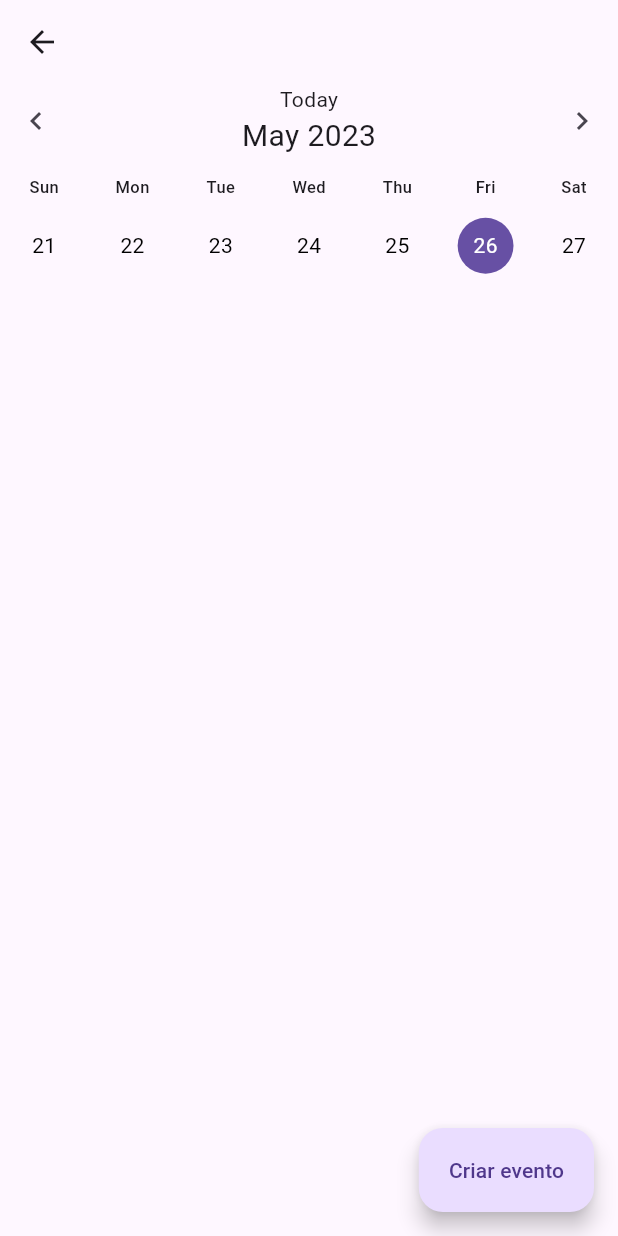
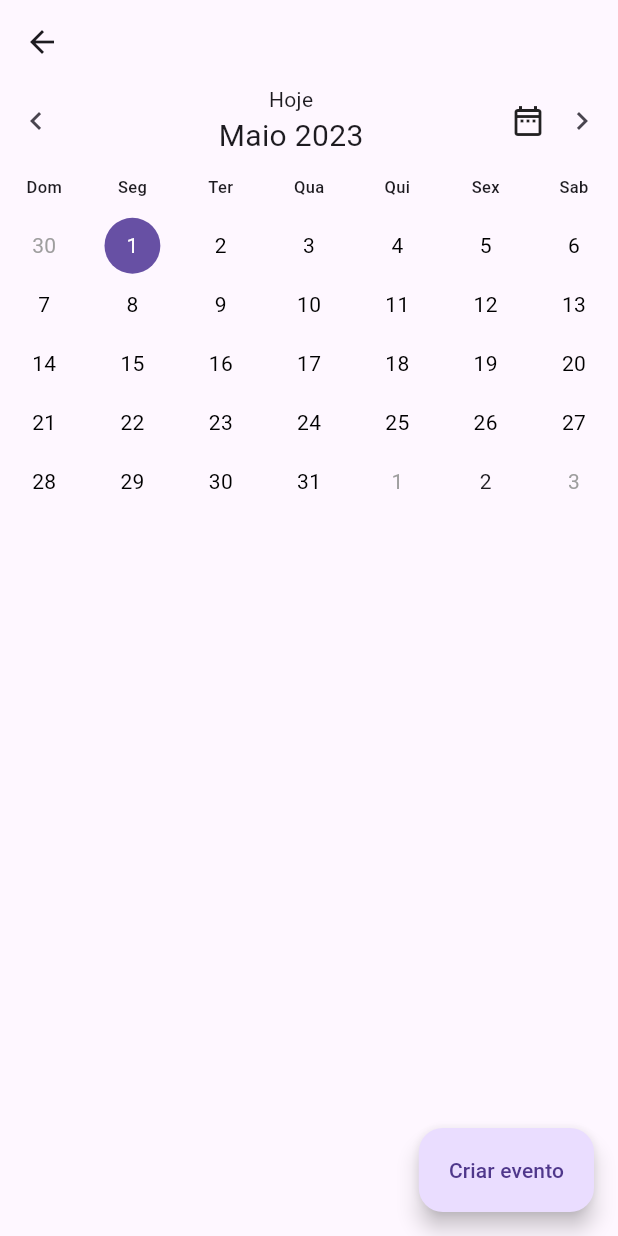
Before and after one commit to walex36/room_agenda, a Flutter app: the RoomInfoPage screen opened directly with empty values, after a tap on the "chevron left" icon, on a phone screen of 412 x 824 dp. Run offline on Flutter 3.47's test engine with Material 2 defaults, Android fonts, the phone set to English and light mode, and no system bars; our stand-ins replace cloud_firestore, firebase_core, flutter_modular; accounts and stored records are empty.

Commit message:
👔 create generaters type events

```diff
--- a/lib/src/features/rooms/controller/room_info_provider.dart
+++ b/lib/src/features/rooms/controller/room_info_provider.dart
@@ -1,4 +1,5 @@
 import 'package:flutter_modular/flutter_modular.dart';
+import 'package:room_agenda/src/features/rooms/enums/type_event_daily_enum.dart';
 
 import '../models/eventDaily.dart';
 import '../models/room.dart';
@@ -9,6 +10,7 @@ class RoomInfoProvider extends ChangeNotifier {
   final _fs = FirestoreService();
 
   late Room room;
+  late final List<EventDaily> listEventsFs;
   List<EventDaily> listEvents = [];
 
   bool showErrorCreateEvent = false;
@@ -20,9 +22,44 @@ class RoomInfoProvider extends ChangeNotifier {
       hashCompany: room.hashCompany,
       hashRoom: room.hash,
     );
-    listEvents = events;
+    listEventsFs = events;
 
+    generateListEvents();
     notifyListeners();
+  }
+
+  Future<void> generateListEvents() async {
+    final List<EventDaily> listReturn = [];
+    for (var h = 0; h < listEventsFs.length; h++) {
+      final event = listEventsFs[h];
+
+      if (event.type == TypeEventDaily.notRepeat) {
+        listReturn.add(event);
+      }
+      if (event.type == TypeEventDaily.daily) {
+        final int range = event.dateEnd.difference(event.dateStart).inDays;
+        for (var i = 0; i <= range; i++) {
+          listReturn.add(event.copyWith(
+            dateStart: event.dateStart.copyWith(
+              day: event.dateStart.day + i,
+            ),
+          ));
+        }
+      }
+      if (event.type == TypeEventDaily.weekly) {
+        final int weeklyRange =
+            (event.dateEnd.difference(event.dateStart).inDays / 7).truncate();
+
+        for (var i = 0; i <= weeklyRange; i++) {
+          listReturn.add(event.copyWith(
+            dateStart: event.dateStart.copyWith(
+              day: event.dateStart.day + (i * 7),
+            ),
+          ));
+        }
+      }
+    }
+    listEvents = listReturn;
   }
 
   void createEvent({required EventDaily eventDaily}) async {
--- a/lib/src/features/rooms/presetation/components/create_event_dialog.dart
+++ b/lib/src/features/rooms/presetation/components/create_event_dialog.dart
@@ -58,7 +58,7 @@ class _CreateEventDialogState extends State<CreateEventDialog> {
           title: Text(
             editEvent ? "Editar evento" : "Criar evento",
             textAlign: TextAlign.center,
-            style: TextStyle(
+            style: const TextStyle(
               color: Colors.black,
               fontWeight: FontWeight.bold,
               fontSize: 20,
--- a/lib/src/features/rooms/presetation/pages/room_info_page.dart
+++ b/lib/src/features/rooms/presetation/pages/room_info_page.dart
@@ -45,6 +45,8 @@ class _RoomInfoPageState extends State<RoomInfoPage> {
             label: const Text('Criar evento'),
           ),
           body: Calendar(
+            isExpanded: true,
+            datePickerType: DatePickerType.date,
             eventsList: provider.listEvents
                 .map((event) => NeatCleanCalendarEvent(
                       event.title,
--- a/packages/flutter_neat_and_clean_calendar/lib/date_utils.dart
+++ b/packages/flutter_neat_and_clean_calendar/lib/date_utils.dart
@@ -18,13 +18,13 @@ class Utils {
   static String apiDayFormat(DateTime d) => _apiDayFormat.format(d);
 
   static const List<String> weekdays = [
-    'Sun',
-    'Mon',
-    'Tue',
-    'Wed',
-    'Thu',
-    'Fri',
-    'Sat'
+    'Dom',
+    'Seg',
+    'Ter',
+    'Qua',
+    'Qui',
+    'Sex',
+    'Sab'
   ];
 
   /// The list of days in a given month
--- a/packages/flutter_neat_and_clean_calendar/lib/flutter_neat_and_clean_calendar.dart
+++ b/packages/flutter_neat_and_clean_calendar/lib/flutter_neat_and_clean_calendar.dart
@@ -100,9 +100,6 @@ class Calendar extends StatefulWidget {
   final DatePickerType? datePickerType;
   final bool hideArrows;
   final bool hideTodayIcon;
-  @Deprecated(
-      'Use `eventsList` instead. Will be removed in NeatAndCleanCalendar 0.4.0')
-  final Map<DateTime, List<NeatCleanCalendarEvent>>? events;
   final List<NeatCleanCalendarEvent>? eventsList;
   final Color? defaultDayColor;
   final Color? defaultOutOfMonthDayColor;
@@ -110,8 +107,6 @@ class Calendar extends StatefulWidget {
   final Color? selectedTodayColor;
   final Color? todayColor;
   final String todayButtonText;
-  final String allDayEventText;
-  final String multiDayEndText;
   final Color? eventColor;
   final Color? eventDoneColor;
   final DateTime? initialDate;
@@ -141,7 +136,6 @@ class Calendar extends StatefulWidget {
     this.onEventLongPressed,
     this.hideBottomBar = false,
     this.isExpandable = false,
-    this.events,
     this.eventsList,
     this.dayBuilder,
     this.eventListBuilder,
@@ -153,15 +147,13 @@ class Calendar extends StatefulWidget {
     this.selectedColor,
     this.selectedTodayColor,
     this.todayColor,
-    this.todayButtonText = 'Today',
-    this.allDayEventText = 'All Day',
-    this.multiDayEndText = 'End',
+    this.todayButtonText = 'Hoje',
     this.eventColor,
     this.eventDoneColor,
     this.initialDate,
     this.isExpanded = false,
-    this.weekDays = const ['Sun', 'Mon', 'Tue', 'Wed', 'Thu', 'Fri', 'Sat'],
-    this.locale = 'en_US',
+    this.weekDays = const ['Dom', 'Seg', 'Ter', 'Qua', 'Qui', 'Sex', 'Sab'],
+    this.locale = 'pt_BR',
     this.startOnMonday = false,
     this.dayOfWeekStyle,
     this.bottomBarTextStyle,
@@ -207,7 +199,7 @@ class CalendarState extends State<Calendar> {
   /// renders its view. When this method executes, it fills the eventsMap with the contents of the
   /// given eventsList. This can be used to update the events shown by the calendar.
   void _updateEventsMap() {
-    eventsMap = widget.events ?? {};
+    eventsMap = {};
     // If the user provided a list of events, then convert it to a map, but only if there
     // was no map of events provided. To provide the events in form of a map is the way,
     // the library worked before the v0.3.x release. In v0.3.x the possibility to provide
@@ -219,9 +211,6 @@ class CalendarState extends State<Calendar> {
         widget.eventsList!.isNotEmpty &&
         eventsMap!.isEmpty) {
       for (var event in widget.eventsList!) {
-        final int range = event.endTime.difference(event.startTime).inDays;
-        // Event starts and ends on the same day.
-        if (range == 0) {
         List<NeatCleanCalendarEvent> dateList = eventsMap![DateTime(
                 event.startTime.year,
                 event.startTime.month,
@@ -230,56 +219,6 @@ class CalendarState extends State<Calendar> {
         // Just add the event to the list.
         eventsMap![DateTime(event.startTime.year, event.startTime.month,
             event.startTime.day)] = dateList..add(event);
-        } else {
-          for (var i = 0; i <= range; i++) {
-            List<NeatCleanCalendarEvent> dateList = eventsMap![DateTime(
-                    event.startTime.year,
-                    event.startTime.month,
-                    event.startTime.day + i)] ??
-                [];
-            // Iteration over the range (diferrence between start and end time in days).
-            NeatCleanCalendarEvent newEvent = NeatCleanCalendarEvent(
-                event.summary,
-                description: event.description,
-                location: event.location,
-                color: event.color,
-                isAllDay: event.isAllDay,
-                isDone: event.isDone,
-                // Multi-day events span over several days. They have a start time on the first day
-                // and an end time on the last day.  All-day events don't have a start time and end time
-                // So if an event ist an all-day event, the multi-day property gets set to false.
-                // If the event is not an all-day event, the multi-day property gets set to true, because
-                // the difference between
-                isMultiDay: event.isAllDay ? false : true,
-                // Event spans over several days, but entreis in the list can only cover one
-                // day, so the end date of one entry must be on the same day as the start.
-                multiDaySegement: MultiDaySegement.first,
-                startTime: DateTime(
-                    event.startTime.year,
-                    event.startTime.month,
-                    event.startTime.day + i,
-                    event.startTime.hour,
-                    event.startTime.minute),
-                endTime: DateTime(
-                    event.startTime.year,
-                    event.startTime.month,
-                    event.startTime.day + i,
-                    event.endTime.hour,
-                    event.endTime.minute));
-            if (i == 0) {
-              // First day of the event.
-              newEvent.multiDaySegement = MultiDaySegement.first;
-            } else if (i == range) {
-              // Last day of the event.
-              newEvent.multiDaySegement = MultiDaySegement.last;
-            } else {
-              // Middle day of the event.
-              newEvent.multiDaySegement = MultiDaySegement.middle;
-            }
-            eventsMap![DateTime(event.startTime.year, event.startTime.month,
-                event.startTime.day + i)] = dateList..add(newEvent);
-          }
-        }
       }
     }
     selectedMonthsDays = _daysInMonth(_selectedDate);
@@ -671,9 +610,7 @@ class CalendarState extends State<Calendar> {
                             child: Padding(
                               padding: const EdgeInsets.all(8.0),
                               // If the event is all day, then display the word "All day" with no time.
-                              child: event.isAllDay || event.isMultiDay
-                                  ? allOrMultiDayDayTimeWidget(event)
-                                  : singleDayTimeWidget(start, end),
+                              child: singleDayTimeWidget(start, end),
                             ),
                           )
                         ],
@@ -702,42 +639,6 @@ class CalendarState extends State<Calendar> {
     );
   }
 
-  Column allOrMultiDayDayTimeWidget(NeatCleanCalendarEvent event) {
-    String start = DateFormat('HH:mm').format(event.startTime).toString();
-    String end = DateFormat('HH:mm').format(event.endTime).toString();
-    if (event.isAllDay) {
-      return Column(
-        crossAxisAlignment: CrossAxisAlignment.end,
-        mainAxisAlignment: MainAxisAlignment.center,
-        children: [
-          Text(widget.allDayEventText,
-              style: Theme.of(context).textTheme.bodyLarge),
-        ],
-      );
-    }
-    if (event.multiDaySegement == MultiDaySegement.first) {
-      // The event begins on the selcted day.
-      // Just show the start time, no end time.
-      end = '';
-    } else if (event.multiDaySegement == MultiDaySegement.last) {
-      // The event ends on the selcted day.
-      // Just show the end time, no start time.
-      start = widget.multiDayEndText;
-    } else {
-      // The event spans multiple days.
-      start = widget.allDayEventText;
-      end = '';
-    }
-    return Column(
-      crossAxisAlignment: CrossAxisAlignment.end,
-      mainAxisAlignment: MainAxisAlignment.center,
-      children: [
-        Text(start, style: Theme.of(context).textTheme.bodyLarge),
-        Text(end, style: Theme.of(context).textTheme.bodyLarge),
-      ],
-    );
-  }
-
   @override
   Widget build(BuildContext context) {
     _updateEventsMap();
@@ -747,12 +648,6 @@ class CalendarState extends State<Calendar> {
     // Slightly inexxficient, to do this sort each time, the widget builds.
     if (_selectedEvents?.isNotEmpty == true) {
       _selectedEvents!.sort((a, b) {
-        if (a.isAllDay == b.isAllDay) {
-          return 0;
-        }
-        if (a.isAllDay) {
-          return -1;
-        }
         return 1;
       });
     }
--- a/packages/flutter_neat_and_clean_calendar/lib/neat_and_clean_calendar_event.dart
+++ b/packages/flutter_neat_and_clean_calendar/lib/neat_and_clean_calendar_event.dart
@@ -1,10 +1,4 @@
 import 'package:flutter/material.dart';
-
-enum MultiDaySegement {
-  first,
-  middle,
-  last,
-}
 
 class NeatCleanCalendarEvent {
   String summary;
@@ -13,9 +7,6 @@ class NeatCleanCalendarEvent {
   DateTime startTime;
   DateTime endTime;
   Color? color;
-  bool isAllDay;
-  bool isMultiDay;
-  MultiDaySegement? multiDaySegement;
   bool isDone;
   Map<String, dynamic>? metadata;
   Function? onTap;
@@ -27,8 +18,6 @@ class NeatCleanCalendarEvent {
     required this.startTime,
     required this.endTime,
     this.color = Colors.blue,
-    this.isAllDay = false,
-    this.isMultiDay = false,
     this.isDone = false,
     multiDaySegement,
     this.metadata,
```
Lines whose indentation alone changed are shown as unchanged.
